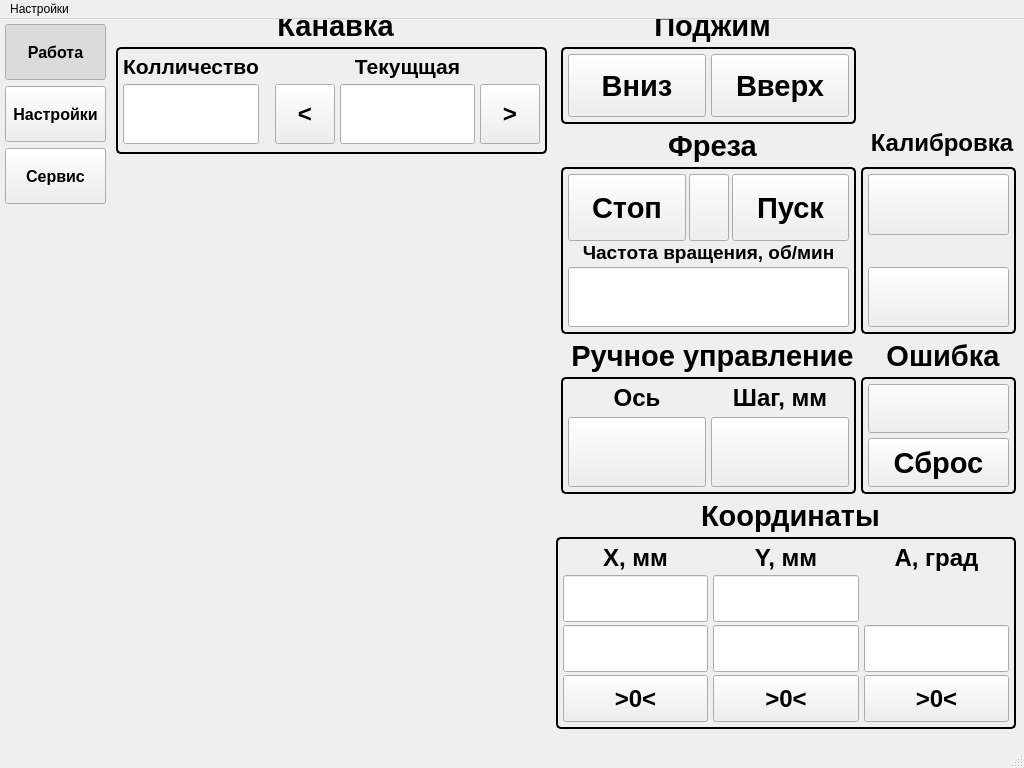
Old version of the form mainwindow.ui in the repository Wooferpenza/HMI.
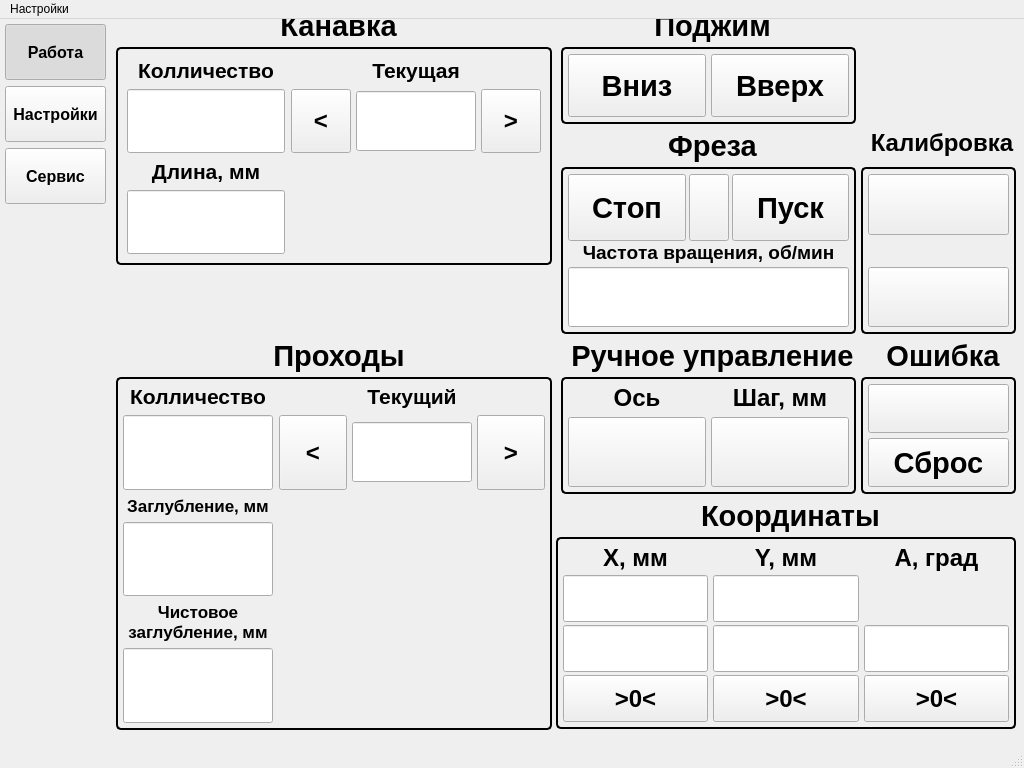
New version of the form. Custom widgets are drawn as their Qt base class.

Commit message: Еще панель

```diff
--- a/mainwindow.ui
+++ b/mainwindow.ui
@@ -1545,8 +1545,8 @@
            <rect>
             <x>5</x>
             <y>-10</y>
-            <width>431</width>
-            <height>145</height>
+            <width>436</width>
+            <height>256</height>
            </rect>
           </property>
           <property name="font">
@@ -1579,34 +1579,7 @@
           <property name="checkable">
            <bool>false</bool>
           </property>
-          <layout class="QFormLayout" name="formLayout">
-           <property name="sizeConstraint">
-            <enum>QLayout::SizeConstraint::SetDefaultConstraint</enum>
-           </property>
-           <property name="fieldGrowthPolicy">
-            <enum>QFormLayout::FieldGrowthPolicy::AllNonFixedFieldsGrow</enum>
-           </property>
-           <property name="rowWrapPolicy">
-            <enum>QFormLayout::RowWrapPolicy::DontWrapRows</enum>
-           </property>
-           <property name="horizontalSpacing">
-            <number>16</number>
-           </property>
-           <property name="verticalSpacing">
-            <number>5</number>
-           </property>
-           <property name="leftMargin">
-            <number>5</number>
-           </property>
-           <property name="topMargin">
-            <number>5</number>
-           </property>
-           <property name="rightMargin">
-            <number>5</number>
-           </property>
-           <property name="bottomMargin">
-            <number>5</number>
-           </property>
+          <layout class="QGridLayout" name="gridLayout_3">
            <item row="0" column="0">
             <widget class="QLabel" name="label_6">
              <property name="sizePolicy">
@@ -1662,7 +1635,7 @@
               <enum>Qt::LayoutDirection::LeftToRight</enum>
              </property>
              <property name="text">
-              <string>Текущщая</string>
+              <string>Текущая</string>
              </property>
              <property name="alignment">
               <set>Qt::AlignmentFlag::AlignCenter</set>
@@ -1670,7 +1643,7 @@
             </widget>
            </item>
            <item row="1" column="0">
-            <widget class="NumericDisplay" name="xAbsDisplay_2">
+            <widget class="NumericDisplay" name="segmensOfNumberDisplay">
              <property name="sizePolicy">
               <sizepolicy hsizetype="Minimum" vsizetype="Preferred">
                <horstretch>0</horstretch>
@@ -1780,6 +1753,12 @@
                  <height>60</height>
                 </size>
                </property>
+               <property name="maximumSize">
+                <size>
+                 <width>120</width>
+                 <height>60</height>
+                </size>
+               </property>
                <property name="font">
                 <font>
                  <pointsize>22</pointsize>
@@ -1822,7 +1801,591 @@
               </widget>
              </item>
              <item>
-              <widget class="MomentaryButton" name="xRstButton_3">
+              <widget class="MomentaryButton" name="incCurrentSegmentButton">
+               <property name="sizePolicy">
+                <sizepolicy hsizetype="Minimum" vsizetype="Preferred">
+                 <horstretch>0</horstretch>
+                 <verstretch>0</verstretch>
+                </sizepolicy>
+               </property>
+               <property name="minimumSize">
+                <size>
+                 <width>60</width>
+                 <height>60</height>
+                </size>
+               </property>
+               <property name="font">
+                <font>
+                 <pointsize>18</pointsize>
+                 <bold>true</bold>
+                </font>
+               </property>
+               <property name="focusPolicy">
+                <enum>Qt::FocusPolicy::NoFocus</enum>
+               </property>
+               <property name="text">
+                <string>&gt;</string>
+               </property>
+               <property name="writeAddress" stdset="0">
+                <string>D0.6</string>
+               </property>
+              </widget>
+             </item>
+            </layout>
+           </item>
+           <item row="2" column="0">
+            <widget class="QLabel" name="label_9">
+             <property name="sizePolicy">
+              <sizepolicy hsizetype="Minimum" vsizetype="Maximum">
+               <horstretch>0</horstretch>
+               <verstretch>0</verstretch>
+              </sizepolicy>
+             </property>
+             <property name="minimumSize">
+              <size>
+               <width>120</width>
+               <height>0</height>
+              </size>
+             </property>
+             <property name="font">
+              <font>
+               <pointsize>16</pointsize>
+               <bold>true</bold>
+              </font>
+             </property>
+             <property name="layoutDirection">
+              <enum>Qt::LayoutDirection::LeftToRight</enum>
+             </property>
+             <property name="text">
+              <string>Длина, мм</string>
+             </property>
+             <property name="alignment">
+              <set>Qt::AlignmentFlag::AlignCenter</set>
+             </property>
+            </widget>
+           </item>
+           <item row="3" column="0">
+            <widget class="NumericDisplay" name="segmensOfNumberDisplay_2">
+             <property name="sizePolicy">
+              <sizepolicy hsizetype="Minimum" vsizetype="Preferred">
+               <horstretch>0</horstretch>
+               <verstretch>0</verstretch>
+              </sizepolicy>
+             </property>
+             <property name="minimumSize">
+              <size>
+               <width>120</width>
+               <height>60</height>
+              </size>
+             </property>
+             <property name="font">
+              <font>
+               <pointsize>22</pointsize>
+               <bold>true</bold>
+              </font>
+             </property>
+             <property name="mouseTracking">
+              <bool>false</bool>
+             </property>
+             <property name="focusPolicy">
+              <enum>Qt::FocusPolicy::NoFocus</enum>
+             </property>
+             <property name="contextMenuPolicy">
+              <enum>Qt::ContextMenuPolicy::NoContextMenu</enum>
+             </property>
+             <property name="alignment">
+              <set>Qt::AlignmentFlag::AlignCenter</set>
+             </property>
+             <property name="readOnly">
+              <bool>false</bool>
+             </property>
+             <property name="readAddress" stdset="0">
+              <string>D1110</string>
+             </property>
+             <property name="writeAddress" stdset="0">
+              <string>D1110</string>
+             </property>
+             <property name="format" stdset="0">
+              <string>Float</string>
+             </property>
+             <property name="fractional" stdset="0">
+              <UInt>1</UInt>
+             </property>
+             <property name="minimum" stdset="0">
+              <double>0.000000000000000</double>
+             </property>
+             <property name="maximum" stdset="0">
+              <double>200.000000000000000</double>
+             </property>
+            </widget>
+           </item>
+          </layout>
+         </widget>
+         <widget class="QGroupBox" name="PassBox">
+          <property name="geometry">
+           <rect>
+            <x>5</x>
+            <y>320</y>
+            <width>436</width>
+            <height>391</height>
+           </rect>
+          </property>
+          <property name="font">
+           <font>
+            <pointsize>22</pointsize>
+            <bold>true</bold>
+           </font>
+          </property>
+          <property name="styleSheet">
+           <string notr="true">QGroupBox {
+    border: 2px solid #000000; /* 3px — толщина линии, solid — сплошная, дальше цвет */
+    border-radius: 5px;       /* Скругление углов (можно убрать) */
+    margin-top: 38px;         /* Отступ сверху, чтобы рамка не пересекала текст */
+}
+QGroupBox::title {
+    subcontrol-origin: margin;
+    subcontrol-position: top center; /* Позиция текста: слева (можно top center) */
+    padding: 0 5px;                /* Отступы слева/справа от текста */
+}</string>
+          </property>
+          <property name="title">
+           <string>Проходы</string>
+          </property>
+          <property name="alignment">
+           <set>Qt::AlignmentFlag::AlignCenter</set>
+          </property>
+          <property name="flat">
+           <bool>false</bool>
+          </property>
+          <property name="checkable">
+           <bool>false</bool>
+          </property>
+          <layout class="QGridLayout" name="gridLayout_4">
+           <property name="leftMargin">
+            <number>5</number>
+           </property>
+           <property name="topMargin">
+            <number>5</number>
+           </property>
+           <property name="rightMargin">
+            <number>5</number>
+           </property>
+           <property name="bottomMargin">
+            <number>5</number>
+           </property>
+           <item row="5" column="0">
+            <widget class="NumericDisplay" name="segmensOfNumberDisplay_5">
+             <property name="sizePolicy">
+              <sizepolicy hsizetype="Minimum" vsizetype="Preferred">
+               <horstretch>0</horstretch>
+               <verstretch>0</verstretch>
+              </sizepolicy>
+             </property>
+             <property name="minimumSize">
+              <size>
+               <width>150</width>
+               <height>60</height>
+              </size>
+             </property>
+             <property name="maximumSize">
+              <size>
+               <width>120</width>
+               <height>16777215</height>
+              </size>
+             </property>
+             <property name="font">
+              <font>
+               <pointsize>22</pointsize>
+               <bold>true</bold>
+              </font>
+             </property>
+             <property name="mouseTracking">
+              <bool>false</bool>
+             </property>
+             <property name="focusPolicy">
+              <enum>Qt::FocusPolicy::NoFocus</enum>
+             </property>
+             <property name="contextMenuPolicy">
+              <enum>Qt::ContextMenuPolicy::NoContextMenu</enum>
+             </property>
+             <property name="alignment">
+              <set>Qt::AlignmentFlag::AlignCenter</set>
+             </property>
+             <property name="readOnly">
+              <bool>false</bool>
+             </property>
+             <property name="readAddress" stdset="0">
+              <string>D1114</string>
+             </property>
+             <property name="writeAddress" stdset="0">
+              <string>D1114</string>
+             </property>
+             <property name="format" stdset="0">
+              <string>Float</string>
+             </property>
+             <property name="fractional" stdset="0">
+              <UInt>2</UInt>
+             </property>
+             <property name="minimum" stdset="0">
+              <double>0.000000000000000</double>
+             </property>
+             <property name="maximum" stdset="0">
+              <double>1.000000000000000</double>
+             </property>
+            </widget>
+           </item>
+           <item row="3" column="0">
+            <widget class="NumericDisplay" name="segmensOfNumberDisplay_4">
+             <property name="sizePolicy">
+              <sizepolicy hsizetype="Minimum" vsizetype="Preferred">
+               <horstretch>0</horstretch>
+               <verstretch>0</verstretch>
+              </sizepolicy>
+             </property>
+             <property name="minimumSize">
+              <size>
+               <width>150</width>
+               <height>60</height>
+              </size>
+             </property>
+             <property name="maximumSize">
+              <size>
+               <width>120</width>
+               <height>16777215</height>
+              </size>
+             </property>
+             <property name="font">
+              <font>
+               <pointsize>22</pointsize>
+               <bold>true</bold>
+              </font>
+             </property>
+             <property name="mouseTracking">
+              <bool>false</bool>
+             </property>
+             <property name="focusPolicy">
+              <enum>Qt::FocusPolicy::NoFocus</enum>
+             </property>
+             <property name="contextMenuPolicy">
+              <enum>Qt::ContextMenuPolicy::NoContextMenu</enum>
+             </property>
+             <property name="alignment">
+              <set>Qt::AlignmentFlag::AlignCenter</set>
+             </property>
+             <property name="readOnly">
+              <bool>false</bool>
+             </property>
+             <property name="readAddress" stdset="0">
+              <string>D1112</string>
+             </property>
+             <property name="writeAddress" stdset="0">
+              <string>D1112</string>
+             </property>
+             <property name="format" stdset="0">
+              <string>Float</string>
+             </property>
+             <property name="fractional" stdset="0">
+              <UInt>2</UInt>
+             </property>
+             <property name="minimum" stdset="0">
+              <double>0.000000000000000</double>
+             </property>
+             <property name="maximum" stdset="0">
+              <double>10.000000000000000</double>
+             </property>
+            </widget>
+           </item>
+           <item row="2" column="0">
+            <widget class="QLabel" name="label_12">
+             <property name="sizePolicy">
+              <sizepolicy hsizetype="Minimum" vsizetype="Maximum">
+               <horstretch>0</horstretch>
+               <verstretch>0</verstretch>
+              </sizepolicy>
+             </property>
+             <property name="minimumSize">
+              <size>
+               <width>120</width>
+               <height>0</height>
+              </size>
+             </property>
+             <property name="font">
+              <font>
+               <pointsize>13</pointsize>
+               <bold>true</bold>
+              </font>
+             </property>
+             <property name="layoutDirection">
+              <enum>Qt::LayoutDirection::LeftToRight</enum>
+             </property>
+             <property name="text">
+              <string>Заглубление, мм</string>
+             </property>
+             <property name="alignment">
+              <set>Qt::AlignmentFlag::AlignCenter</set>
+             </property>
+            </widget>
+           </item>
+           <item row="0" column="0">
+            <widget class="QLabel" name="label_10">
+             <property name="sizePolicy">
+              <sizepolicy hsizetype="Minimum" vsizetype="Maximum">
+               <horstretch>0</horstretch>
+               <verstretch>0</verstretch>
+              </sizepolicy>
+             </property>
+             <property name="minimumSize">
+              <size>
+               <width>120</width>
+               <height>0</height>
+              </size>
+             </property>
+             <property name="font">
+              <font>
+               <pointsize>16</pointsize>
+               <bold>true</bold>
+              </font>
+             </property>
+             <property name="layoutDirection">
+              <enum>Qt::LayoutDirection::LeftToRight</enum>
+             </property>
+             <property name="text">
+              <string>Колличество</string>
+             </property>
+             <property name="alignment">
+              <set>Qt::AlignmentFlag::AlignCenter</set>
+             </property>
+            </widget>
+           </item>
+           <item row="1" column="0">
+            <widget class="NumericDisplay" name="segmensOfNumberDisplay_3">
+             <property name="sizePolicy">
+              <sizepolicy hsizetype="Minimum" vsizetype="Preferred">
+               <horstretch>0</horstretch>
+               <verstretch>0</verstretch>
+              </sizepolicy>
+             </property>
+             <property name="minimumSize">
+              <size>
+               <width>150</width>
+               <height>60</height>
+              </size>
+             </property>
+             <property name="maximumSize">
+              <size>
+               <width>120</width>
+               <height>16777215</height>
+              </size>
+             </property>
+             <property name="font">
+              <font>
+               <pointsize>22</pointsize>
+               <bold>true</bold>
+              </font>
+             </property>
+             <property name="mouseTracking">
+              <bool>false</bool>
+             </property>
+             <property name="focusPolicy">
+              <enum>Qt::FocusPolicy::NoFocus</enum>
+             </property>
+             <property name="contextMenuPolicy">
+              <enum>Qt::ContextMenuPolicy::NoContextMenu</enum>
+             </property>
+             <property name="alignment">
+              <set>Qt::AlignmentFlag::AlignCenter</set>
+             </property>
+             <property name="readOnly">
+              <bool>false</bool>
+             </property>
+             <property name="readAddress" stdset="0">
+              <string>D1106</string>
+             </property>
+             <property name="writeAddress" stdset="0">
+              <string>D1106</string>
+             </property>
+             <property name="format" stdset="0">
+              <string>UWord</string>
+             </property>
+             <property name="fractional" stdset="0">
+              <UInt>0</UInt>
+             </property>
+             <property name="minimum" stdset="0">
+              <double>0.000000000000000</double>
+             </property>
+             <property name="maximum" stdset="0">
+              <double>10.000000000000000</double>
+             </property>
+            </widget>
+           </item>
+           <item row="4" column="0">
+            <widget class="QLabel" name="label_13">
+             <property name="sizePolicy">
+              <sizepolicy hsizetype="Minimum" vsizetype="Maximum">
+               <horstretch>0</horstretch>
+               <verstretch>0</verstretch>
+              </sizepolicy>
+             </property>
+             <property name="minimumSize">
+              <size>
+               <width>120</width>
+               <height>0</height>
+              </size>
+             </property>
+             <property name="font">
+              <font>
+               <pointsize>13</pointsize>
+               <bold>true</bold>
+              </font>
+             </property>
+             <property name="layoutDirection">
+              <enum>Qt::LayoutDirection::LeftToRight</enum>
+             </property>
+             <property name="text">
+              <string>Чистовое
+заглубление, мм</string>
+             </property>
+             <property name="alignment">
+              <set>Qt::AlignmentFlag::AlignCenter</set>
+             </property>
+            </widget>
+           </item>
+           <item row="0" column="1">
+            <widget class="QLabel" name="label_11">
+             <property name="sizePolicy">
+              <sizepolicy hsizetype="Minimum" vsizetype="Maximum">
+               <horstretch>0</horstretch>
+               <verstretch>0</verstretch>
+              </sizepolicy>
+             </property>
+             <property name="minimumSize">
+              <size>
+               <width>120</width>
+               <height>0</height>
+              </size>
+             </property>
+             <property name="font">
+              <font>
+               <pointsize>16</pointsize>
+               <bold>true</bold>
+              </font>
+             </property>
+             <property name="layoutDirection">
+              <enum>Qt::LayoutDirection::LeftToRight</enum>
+             </property>
+             <property name="text">
+              <string>Текущий</string>
+             </property>
+             <property name="alignment">
+              <set>Qt::AlignmentFlag::AlignCenter</set>
+             </property>
+            </widget>
+           </item>
+           <item row="1" column="1">
+            <layout class="QHBoxLayout" name="horizontalLayout_6">
+             <property name="spacing">
+              <number>5</number>
+             </property>
+             <property name="sizeConstraint">
+              <enum>QLayout::SizeConstraint::SetDefaultConstraint</enum>
+             </property>
+             <property name="leftMargin">
+              <number>0</number>
+             </property>
+             <item>
+              <widget class="MomentaryButton" name="decCurrentSegmentButton_2">
+               <property name="sizePolicy">
+                <sizepolicy hsizetype="Minimum" vsizetype="Preferred">
+                 <horstretch>0</horstretch>
+                 <verstretch>0</verstretch>
+                </sizepolicy>
+               </property>
+               <property name="minimumSize">
+                <size>
+                 <width>60</width>
+                 <height>60</height>
+                </size>
+               </property>
+               <property name="font">
+                <font>
+                 <pointsize>18</pointsize>
+                 <bold>true</bold>
+                </font>
+               </property>
+               <property name="focusPolicy">
+                <enum>Qt::FocusPolicy::NoFocus</enum>
+               </property>
+               <property name="text">
+                <string>&lt;</string>
+               </property>
+               <property name="writeAddress" stdset="0">
+                <string>D0.7</string>
+               </property>
+              </widget>
+             </item>
+             <item>
+              <widget class="NumericDisplay" name="currentSegmentDisplay_2">
+               <property name="sizePolicy">
+                <sizepolicy hsizetype="Preferred" vsizetype="Preferred">
+                 <horstretch>0</horstretch>
+                 <verstretch>0</verstretch>
+                </sizepolicy>
+               </property>
+               <property name="minimumSize">
+                <size>
+                 <width>120</width>
+                 <height>60</height>
+                </size>
+               </property>
+               <property name="maximumSize">
+                <size>
+                 <width>120</width>
+                 <height>60</height>
+                </size>
+               </property>
+               <property name="font">
+                <font>
+                 <pointsize>22</pointsize>
+                 <bold>true</bold>
+                </font>
+               </property>
+               <property name="mouseTracking">
+                <bool>false</bool>
+               </property>
+               <property name="focusPolicy">
+                <enum>Qt::FocusPolicy::NoFocus</enum>
+               </property>
+               <property name="contextMenuPolicy">
+                <enum>Qt::ContextMenuPolicy::NoContextMenu</enum>
+               </property>
+               <property name="alignment">
+                <set>Qt::AlignmentFlag::AlignCenter</set>
+               </property>
+               <property name="readOnly">
+                <bool>true</bool>
+               </property>
+               <property name="readAddress" stdset="0">
+                <string>D1108</string>
+               </property>
+               <property name="writeAddress" stdset="0">
+                <string>D1108</string>
+               </property>
+               <property name="format" stdset="0">
+                <string>UWord</string>
+               </property>
+               <property name="fractional" stdset="0">
+                <UInt>0</UInt>
+               </property>
+               <property name="minimum" stdset="0">
+                <double>-10000.000000000000000</double>
+               </property>
+               <property name="maximum" stdset="0">
+                <double>10000.000000000000000</double>
+               </property>
+              </widget>
+             </item>
+             <item>
+              <widget class="MomentaryButton" name="incCurrentSegmentButton_2">
                <property name="sizePolicy">
                 <sizepolicy hsizetype="Minimum" vsizetype="Preferred">
                  <horstretch>0</horstretch>
```
Left out of the diff: 4 changed lines with no effect on the pictures. The commit also changes 1 other file.
